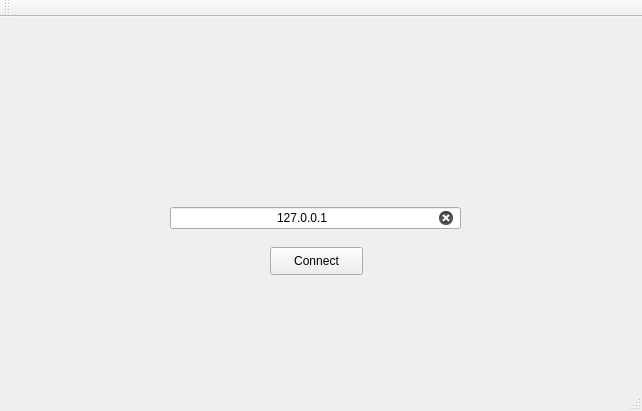
First picture: the form in welcomewindow.ui, repository alecone/VNCC_Client, before the edit.
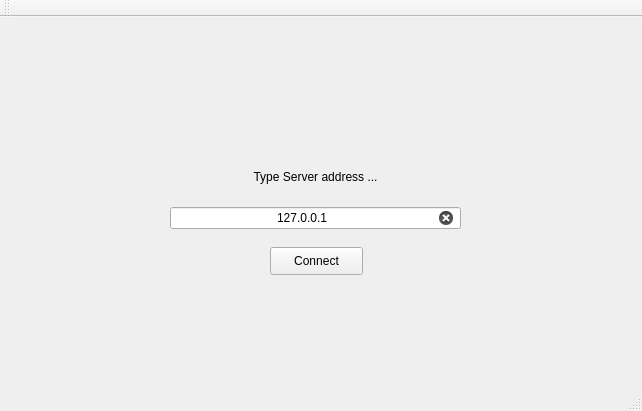
Second picture: the form after the edit. Icons and pictures are not drawn.

Patch:
```diff
--- a/welcomewindow.ui
+++ b/welcomewindow.ui
@@ -16,6 +16,9 @@
   <property name="windowOpacity">
    <double>0.950000000000000</double>
   </property>
+  <property name="autoFillBackground">
+   <bool>false</bool>
+  </property>
   <widget class="QWidget" name="centralWidget">
    <widget class="QPushButton" name="pushButton">
     <property name="geometry">
@@ -58,6 +61,28 @@
      <bool>true</bool>
     </property>
    </widget>
+   <widget class="QLabel" name="title">
+    <property name="geometry">
+     <rect>
+      <x>170</x>
+      <y>140</y>
+      <width>291</width>
+      <height>41</height>
+     </rect>
+    </property>
+    <property name="text">
+     <string>Type Server address ...</string>
+    </property>
+    <property name="textFormat">
+     <enum>Qt::RichText</enum>
+    </property>
+    <property name="scaledContents">
+     <bool>false</bool>
+    </property>
+    <property name="alignment">
+     <set>Qt::AlignCenter</set>
+    </property>
+   </widget>
   </widget>
   <widget class="QMenuBar" name="menuBar">
    <property name="geometry">
```
Left out of the diff: 8 changed lines with no effect on the pictures.
